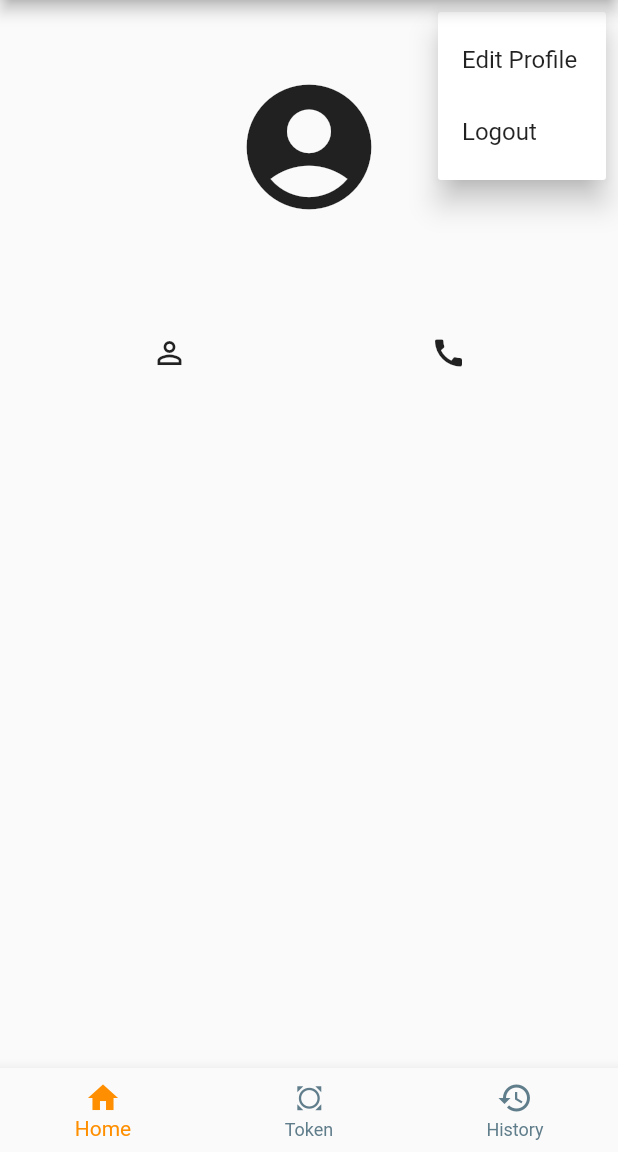
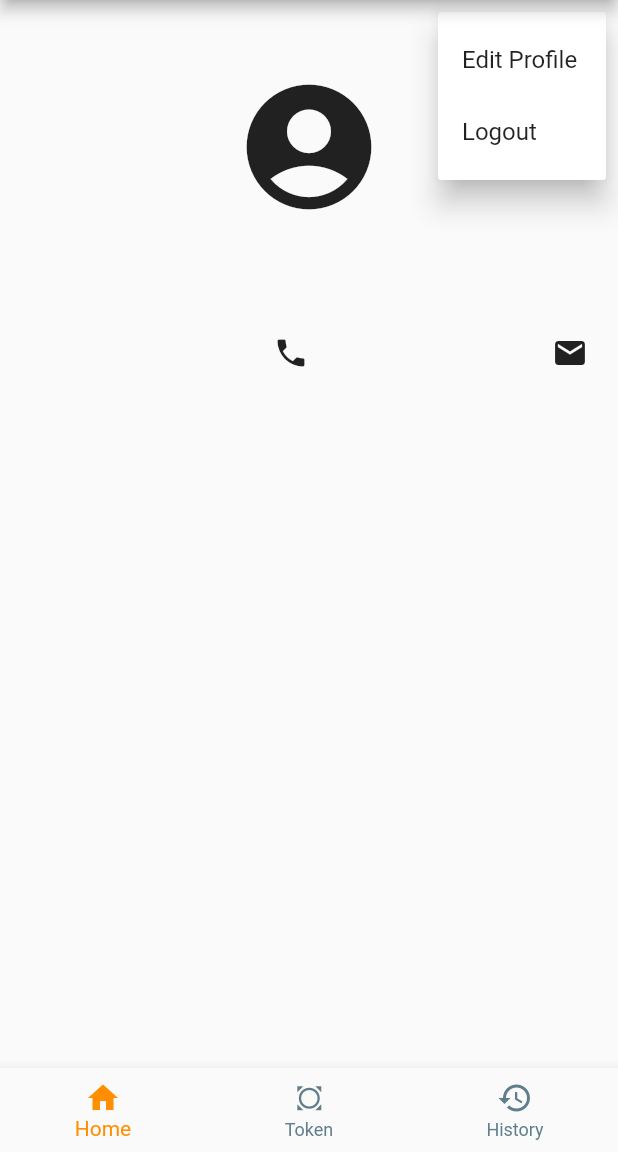
Before and after one commit to siddhantshingi/Parcha, a Flutter app: the UserHome screen opened directly with empty values, after a tap on the "more vert" icon, on a phone screen of 412 x 824 dp, the part 84-1236 px from its top. Run offline on Flutter 3.47's test engine with Material 2 defaults, Android fonts, the phone set to English and light mode, and no system bars; our stand-ins replace email_validator.

Commit message:
Added login API call

```diff
--- a/token_system/lib/Entities/user.dart
+++ b/token_system/lib/Entities/user.dart
@@ -12,7 +12,20 @@ class User {
   String _pincode = "";
   int _verificationStatus = 0;
 
-  User();
+  User(int id, String name, String email, String contactNumber,
+      String password, String aadharNumber, String state, String district,
+      String pincode, int verificationStatus) {
+      _id = id;
+      _name = name;
+      _email = email;
+      _contactNumber = contactNumber;
+      _password = password;
+      _aadharNumber = aadharNumber;
+      _state = state;
+      _district = district;
+      _pincode = pincode;
+      _verificationStatus = verificationStatus;
+  }
 
   int get verificationStatus => _verificationStatus;
 
@@ -87,4 +100,20 @@ class User {
     "pincode": _pincode,
     "verificationStatus": _verificationStatus.toString()
   };
+
+  factory User.fromJson(Map<String, dynamic> json) {
+    return User(
+      json['result']['id'],
+      json['result']['name'],
+      json['result']['email'],
+      json['result']['contactNumber'],
+      json['result']['password'],
+      json['result']['aadharNumber'],
+      json['result']['state'],
+      json['result']['district'],
+      json['result']['pincode'],
+      json['result']['verificationStatus'],
+    );
+  }
+
 }
--- a/token_system/lib/screens/user_profile/profile.dart
+++ b/token_system/lib/screens/user_profile/profile.dart
@@ -58,18 +58,18 @@ class ProfileScreen extends StatelessWidget {
               child: Row(
                   mainAxisAlignment: MainAxisAlignment.center,
                   children: <Widget>[
-                    Icon(Icons.person_outline),
-                    Text(user.aadharNumber),
-                  ]),
-            ),
-            Expanded(
-              child: Row(
-                  mainAxisAlignment: MainAxisAlignment.center,
-                  children: <Widget>[
-                    Icon(Icons.call),
+                    Icon(Icons.phone),
                     Text(user.contactNumber),
                   ]),
             ),
+
+            Row(
+                mainAxisAlignment: MainAxisAlignment.center,
+                children: <Widget>[
+                    Icon(Icons.email),
+                    Text(user.email),
+                  ]),
+
           ]),
         ]),
       ),
```
Also changed, not shown: token_system/lib/Services/userService.dart (+10 -4 lines), token_system/lib/screens/login.dart (+12 -16 lines), token_system/lib/screens/register.dart (+15 -20 lines).
